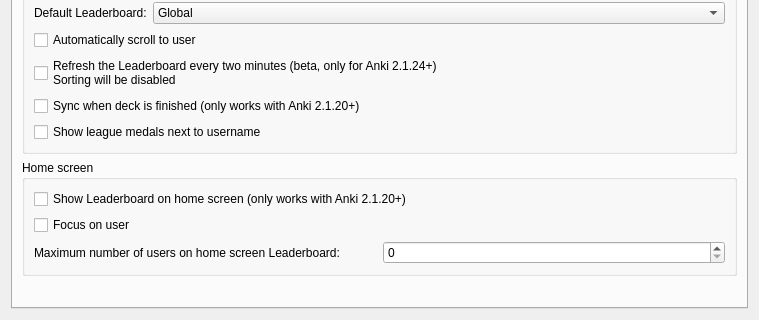
Before: the Qt Designer form designer/setup.ui in ThoreBor/Anki_Leaderboard, drawn with Qt 5; both pictures show x 0 to 759 and y 158 to 478 of the 759 by 478 pixel window.
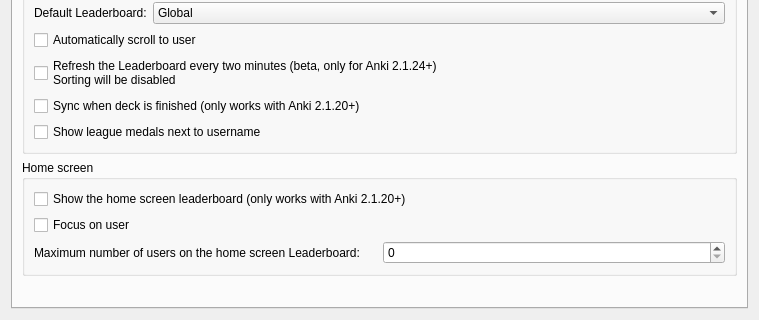
After: the same form once the commit is applied. The open tabs and pages were chosen to show the change. Icons and pictures are not drawn.

Commit message: change text in config

Patch:
```diff
--- a/designer/setup.ui
+++ b/designer/setup.ui
@@ -248,7 +248,7 @@
             <item>
              <widget class="QCheckBox" name="LB_DeckBrowser">
               <property name="text">
-               <string>Show Leaderboard on home screen (only works with Anki 2.1.20+)</string>
+               <string>Show the home screen leaderboard (only works with Anki 2.1.20+)</string>
               </property>
              </widget>
             </item>
@@ -264,7 +264,7 @@
               <item>
                <widget class="QLabel" name="maxUsers_Label">
                 <property name="text">
-                 <string>Maximum number of users on home screen Leaderboard:</string>
+                 <string>Maximum number of users on the home screen Leaderboard:</string>
                 </property>
                </widget>
               </item>
```
